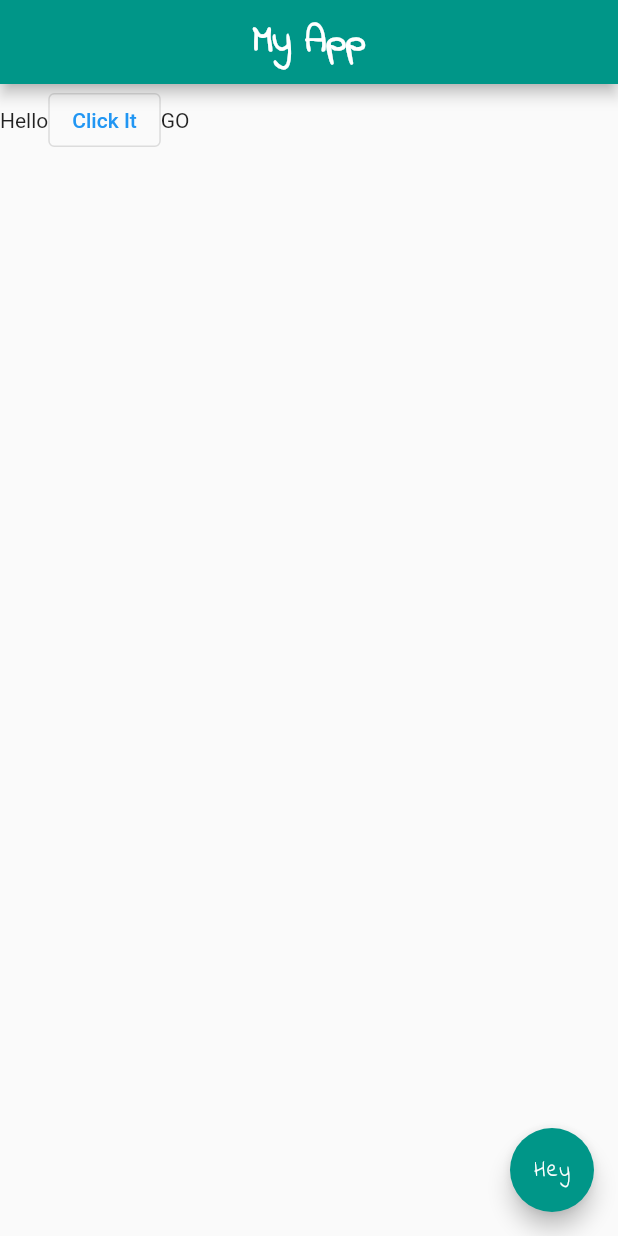
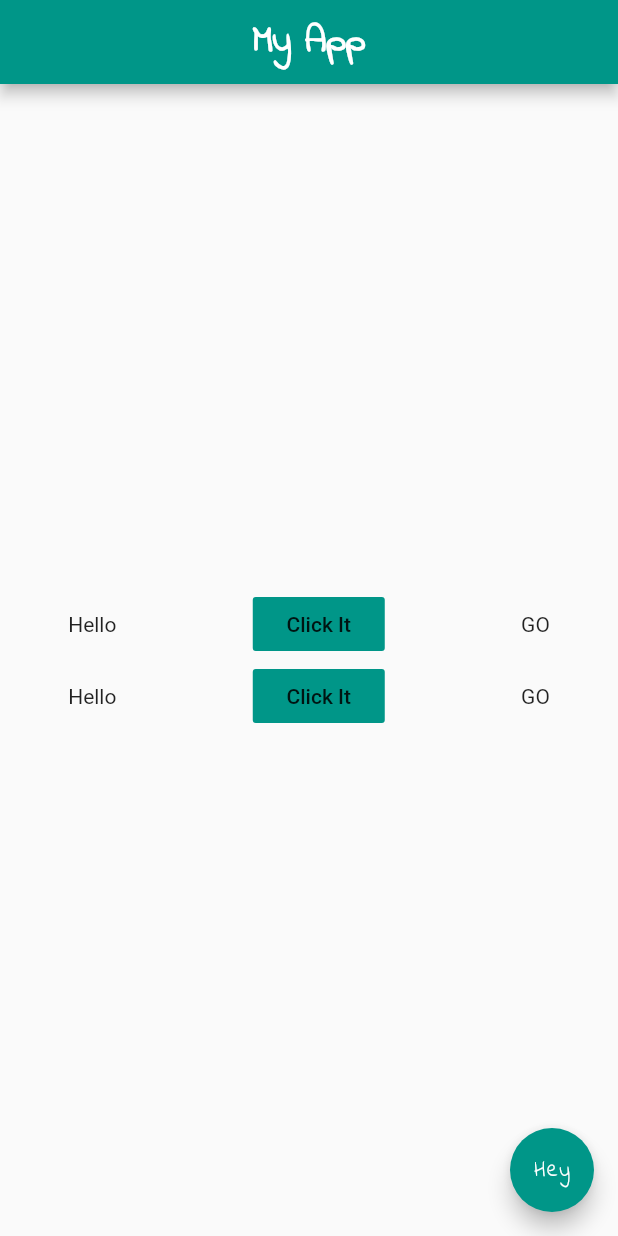
Before and after one commit to TiwariUjjawal/flutter_mtap, a Flutter app: the screen it shows after launch, on a phone screen of 412 x 824 dp. Run offline on Flutter 3.47's test engine with Material 2 defaults, Android fonts, the phone set to English and light mode, and no system bars.

Commit message:
Layout with column

```diff
--- a/lib/main.dart
+++ b/lib/main.dart
@@ -21,15 +21,35 @@ class MyApp extends StatelessWidget {
           ),
         ),
       ),
-      body: Row(
+      body: Column(
+        mainAxisAlignment: MainAxisAlignment.center,
         children: [
-          Text('Hello'),
-          OutlinedButton(
-            onPressed: () {},
-            child: Text('Click It'),
+          Row(
+            mainAxisAlignment: MainAxisAlignment.spaceAround,
+            crossAxisAlignment: CrossAxisAlignment.center,
+            children: [
+              Text('Hello'),
+              FlatButton(
+                color: Colors.teal,
+                onPressed: () {},
+                child: Text('Click It'),
+              ),
+              Text('GO'),
+            ],
           ),
-          Text('GO'),
-
+          Row(
+            mainAxisAlignment: MainAxisAlignment.spaceAround,
+            crossAxisAlignment: CrossAxisAlignment.center,
+            children: [
+              Text('Hello'),
+              FlatButton(
+                color: Colors.teal,
+                onPressed: () {},
+                child: Text('Click It'),
+              ),
+              Text('GO'),
+            ],
+          ),
         ],
       ),
       floatingActionButton: FloatingActionButton(
```
